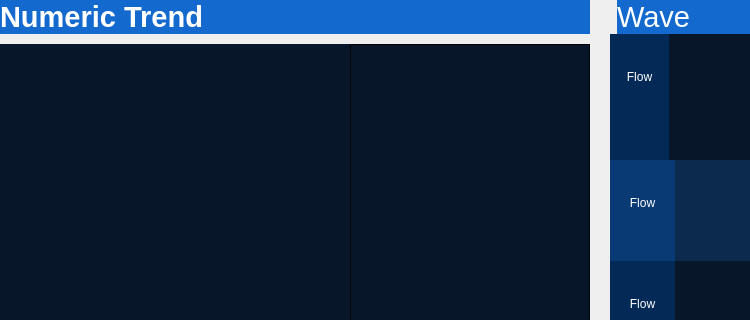
This is Tab_Observations_mainPage_Widget.ui in wugl1218/phymon as Qt 5 draws it before an edit; both pictures show x 0 to 750 and y 0 to 320 of the 1199 by 887 pixel window. The edited form follows.
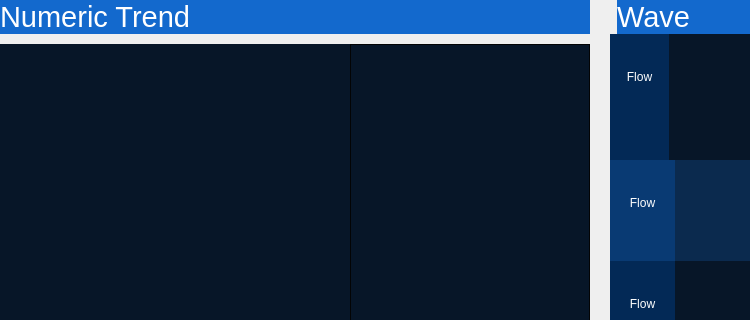
This is the edited form. Icons and pictures are not drawn. Custom widgets are drawn as their Qt base class.

```diff
--- a/Tab_Observations_mainPage_Widget.ui
+++ b/Tab_Observations_mainPage_Widget.ui
@@ -72,7 +72,7 @@
           <font>
            <family>Arial</family>
            <pointsize>22</pointsize>
-           <bold>true</bold>
+           <bold>false</bold>
           </font>
          </property>
          <property name="styleSheet">
```
